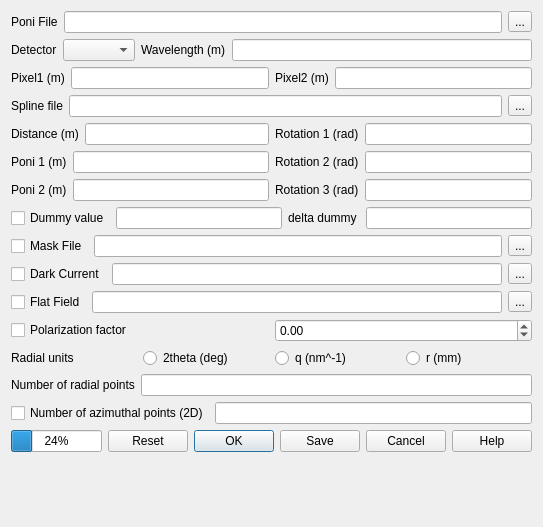
silx-kit/pyFAI, file gui/integration.ui: the form before one commit.
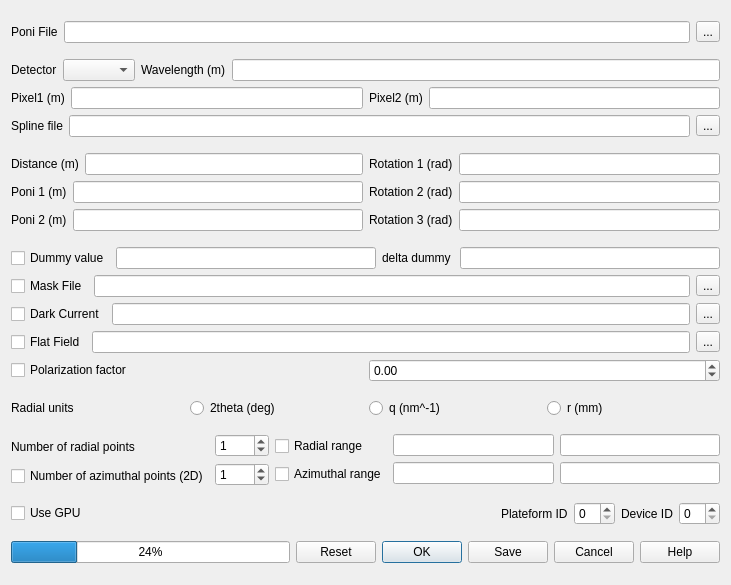
The form after the commit.

```diff
--- a/gui/integration.ui
+++ b/gui/integration.ui
@@ -7,18 +7,16 @@
    <rect>
     <x>0</x>
     <y>0</y>
-    <width>540</width>
-    <height>527</height>
+    <width>731</width>
+    <height>585</height>
    </rect>
   </property>
   <property name="windowTitle">
    <string>Form</string>
   </property>
-  <layout class="QFormLayout" name="formLayout">
-   <item row="0" column="0">
-    <layout class="QVBoxLayout" name="verticalLayout_7">
+  <layout class="QHBoxLayout" name="horizontalLayout_21">
      <item>
-      <layout class="QVBoxLayout" name="verticalLayout_6">
+    <layout class="QVBoxLayout" name="verticalLayout_10">
        <item>
         <layout class="QHBoxLayout" name="horizontalLayout_10">
          <item>
@@ -325,8 +323,6 @@
         </layout>
        </item>
        <item>
-        <layout class="QVBoxLayout" name="verticalLayout_5">
-         <item>
           <layout class="QHBoxLayout" name="horizontalLayout_19">
            <item>
             <widget class="QLabel" name="label_10">
@@ -370,6 +366,8 @@
          <item>
           <layout class="QHBoxLayout" name="horizontalLayout_8">
            <item>
+        <layout class="QVBoxLayout" name="verticalLayout_8">
+         <item>
             <widget class="QLabel" name="label_8">
              <property name="text">
               <string>Number of radial points</string>
@@ -377,25 +375,119 @@
             </widget>
            </item>
            <item>
-            <widget class="QLineEdit" name="rad_pt"/>
-           </item>
-          </layout>
-         </item>
-         <item>
-          <layout class="QHBoxLayout" name="horizontalLayout_18">
-           <item>
             <widget class="QCheckBox" name="do_2D">
              <property name="text">
               <string>Number of azimuthal points (2D)</string>
              </property>
             </widget>
            </item>
+        </layout>
+       </item>
            <item>
-            <widget class="QLineEdit" name="azim_pt"/>
-           </item>
-          </layout>
-         </item>
+        <layout class="QVBoxLayout" name="verticalLayout_9">
+         <item>
+          <widget class="QSpinBox" name="rad_pt">
+           <property name="maximum">
+            <number>9999</number>
+           </property>
+           <property name="value">
+            <number>1</number>
+           </property>
+          </widget>
+         </item>
+         <item>
+          <widget class="QSpinBox" name="azim_pt">
+           <property name="maximum">
+            <number>9999</number>
+           </property>
+           <property name="value">
+            <number>1</number>
+           </property>
+          </widget>
+         </item>
+        </layout>
+       </item>
+       <item>
+        <layout class="QVBoxLayout" name="verticalLayout_7">
+         <item>
+          <widget class="QCheckBox" name="checkBox">
+           <property name="text">
+            <string>Radial range</string>
+           </property>
+          </widget>
+         </item>
+         <item>
+          <widget class="QCheckBox" name="checkBox_2">
+           <property name="text">
+            <string>Azimuthal range</string>
+           </property>
+          </widget>
+         </item>
         </layout>
+       </item>
+       <item>
+        <layout class="QVBoxLayout" name="verticalLayout_6">
+         <item>
+          <widget class="QLineEdit" name="lineEdit"/>
+         </item>
+         <item>
+          <widget class="QLineEdit" name="lineEdit_3"/>
+         </item>
+        </layout>
+       </item>
+       <item>
+        <layout class="QVBoxLayout" name="verticalLayout_5">
+         <item>
+          <widget class="QLineEdit" name="lineEdit_2"/>
+         </item>
+         <item>
+          <widget class="QLineEdit" name="lineEdit_4"/>
+         </item>
+        </layout>
+       </item>
+      </layout>
+     </item>
+     <item>
+      <layout class="QHBoxLayout" name="horizontalLayout_18">
+       <item>
+        <widget class="QCheckBox" name="checkBox_3">
+         <property name="text">
+          <string>Use GPU</string>
+         </property>
+        </widget>
+       </item>
+       <item>
+        <spacer name="horizontalSpacer">
+         <property name="orientation">
+          <enum>Qt::Horizontal</enum>
+         </property>
+         <property name="sizeHint" stdset="0">
+          <size>
+           <width>40</width>
+           <height>20</height>
+          </size>
+         </property>
+        </spacer>
+       </item>
+       <item>
+        <widget class="QLabel" name="label_16">
+         <property name="text">
+          <string>Plateform ID</string>
+         </property>
+        </widget>
+       </item>
+       <item>
+        <widget class="QSpinBox" name="spinBox"/>
+       </item>
+       <item>
+        <widget class="QLabel" name="label_17">
+         <property name="text">
+          <string>Device ID</string>
+         </property>
+        </widget>
+       </item>
+       <item>
+        <widget class="QSpinBox" name="spinBox_2"/>
        </item>
       </layout>
      </item>
```
Left out of the diff: 163 changed lines with no effect on the pictures. Lines whose indentation alone changed are shown as unchanged.
